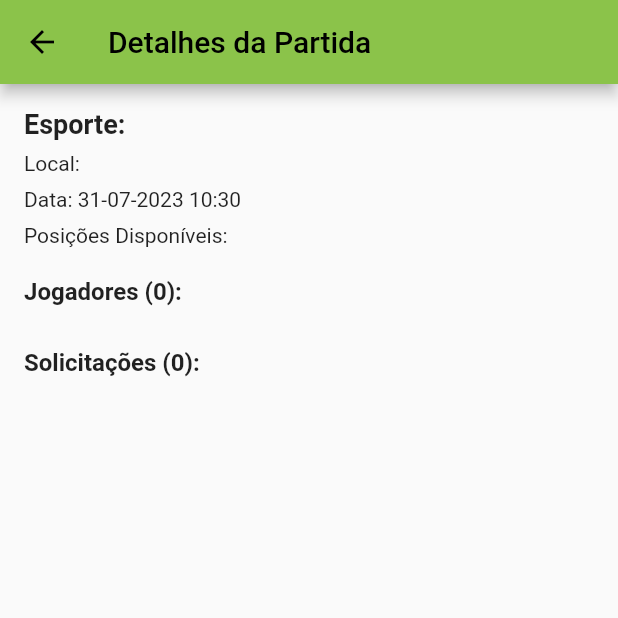
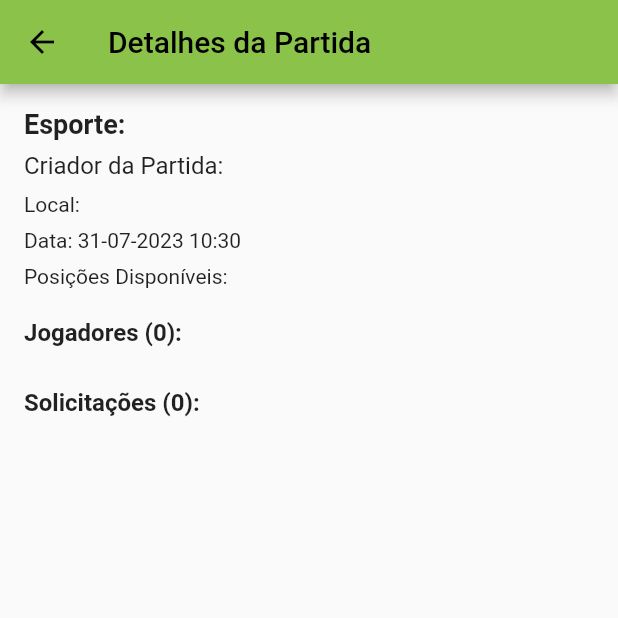
Before and after one commit to nibst/IHC, a Flutter app: the MatchDetailsPage screen opened directly with empty values, on a phone screen of 412 x 824 dp, the top half of it. Run offline on Flutter 3.47's test engine with Material 2 defaults, Android fonts, the phone set to English and light mode, and no system bars; our stand-ins replace google_fonts, hive, hive_flutter; accounts and stored records are empty.

```diff
--- a/lib/model/daos/match_DAO.dart
+++ b/lib/model/daos/match_DAO.dart
@@ -8,6 +8,7 @@ abstract class MatchDAO {
   List<Match> getAllMatches();
 
   void addMatch(Match match);
+
   Match? deleteMatch(Match match);
 
   void updateMatch(
--- a/lib/model/player_registartion.dart
+++ b/lib/model/player_registartion.dart
@@ -6,9 +6,9 @@ part 'player_registartion.g.dart';
 @HiveType(typeId: 3)
 class PlayerRegistration {
   @HiveField(0)
-  final int playerId;
+  int playerId;
   @HiveField(1)
-  final String position;
+  String position;
 
   PlayerRegistration({required this.playerId, required this.position});
 
--- a/lib/view/match_details.dart
+++ b/lib/view/match_details.dart
@@ -20,20 +20,22 @@ class MatchDetailsPage extends StatefulWidget {
 class _MatchDetailsPageState extends State<MatchDetailsPage> {
   late UserController userController;
   late MatchController matchController;
+  late Match match;
   @override
   void initState() {
     super.initState();
     userController = UserController(userDAO: userDAO);
-    matchController = MatchController(match: widget.match, matchDAO: matchDAO);
+    matchController = MatchController(matchDAO: matchDAO);
+    match = widget.match;
   }
 
   @override
   Widget build(BuildContext context) {
+    bool isCurrentUserAdmin = match.adminId == currentUser.id;
     List<PlayerRegistration> registrations;
     List<PlayerRegistration> playerRegistrationRequests;
-    registrations = matchController.getMatch().getregistrations();
-    playerRegistrationRequests =
-        matchController.getMatch().getRegistrationRequests();
+    registrations = match.getregistrations();
+    playerRegistrationRequests = match.getRegistrationRequests();
     return Scaffold(
       appBar: AppBar(
         title: Text('Detalhes da Partida'),
@@ -44,17 +46,21 @@ class _MatchDetailsPageState extends State<MatchDetailsPage> {
           crossAxisAlignment: CrossAxisAlignment.start,
           children: <Widget>[
             Text(
-              'Esporte: ${matchController.getMatch().sport}',
+              'Esporte: ${match.sport}',
               style: TextStyle(fontSize: 18, fontWeight: FontWeight.bold),
             ),
             SizedBox(height: 8),
-            Text('Local: ${matchController.getMatch().place}'),
+            Text(
+              'Criador da Partida: ${userController.getUserById(match.adminId)?.name ?? ''}',
+              style: TextStyle(fontSize: 16),
+            ),
+            SizedBox(height: 8),
+            Text('Local: ${match.place}'),
             SizedBox(height: 8),
             Text(
-                'Data: ${DateFormat('dd-MM-yyyy HH:mm').format(matchController.getMatch().datetime)}'),
+                'Data: ${DateFormat('dd-MM-yyyy HH:mm').format(match.datetime)}'),
             SizedBox(height: 8),
-            Text(
-                'Posições Disponíveis: ${matchController.getMatch().availablePositions} '),
+            Text('Posições Disponíveis: ${match.availablePositions} '),
             SizedBox(height: 20),
             Text(
               'Jogadores (${registrations.length}):',
@@ -76,6 +82,10 @@ class _MatchDetailsPageState extends State<MatchDetailsPage> {
               },
             ),
             SizedBox(height: 20),
+            if (isCurrentUserAdmin) // Conditionally render the "Solicitações" section
+              Column(
+                crossAxisAlignment: CrossAxisAlignment.start,
+                children: [
                   Text(
                     'Solicitações (${playerRegistrationRequests.length}):',
                     style: TextStyle(fontSize: 16, fontWeight: FontWeight.bold),
@@ -98,8 +108,11 @@ class _MatchDetailsPageState extends State<MatchDetailsPage> {
                             ),
                             onTap: () {
                               setState(() {
-                          matchController.registerPlayer(id, position);
+                                match = matchController.registerPlayer(
+                                    match, id, position);
+                                match =
                                     matchController.removeRegistrationRequest(
+                                        match,
                                         PlayerRegistration(
                                             playerId: id, position: position));
                               });
@@ -109,6 +122,8 @@ class _MatchDetailsPageState extends State<MatchDetailsPage> {
                   ),
                 ],
               ),
+          ],
+        ),
       ),
     );
   }
```
Also changed, not shown: lib/controller/match_controller.dart (+26 -16 lines), lib/main.dart (+13 -3 lines), lib/view/manage.dart (+64 -22 lines), lib/view/register.dart (deleted, +0 -59 lines). Lines whose indentation alone changed are shown as unchanged.
